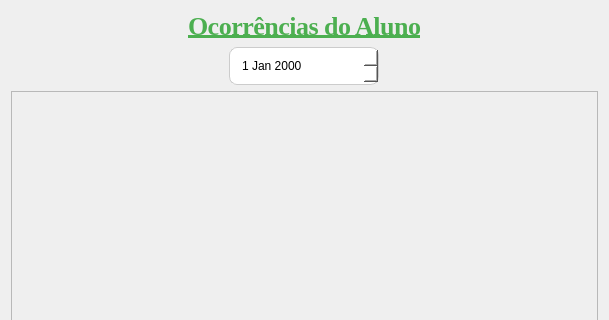
This is App/view/ui/report.ui in Senac-SOR-ADS/Gerenciamento-Escolar as Qt 5 draws it before an edit; both pictures show x 0 to 609 and y 0 to 320 of the 609 by 690 pixel window. The edited form follows.
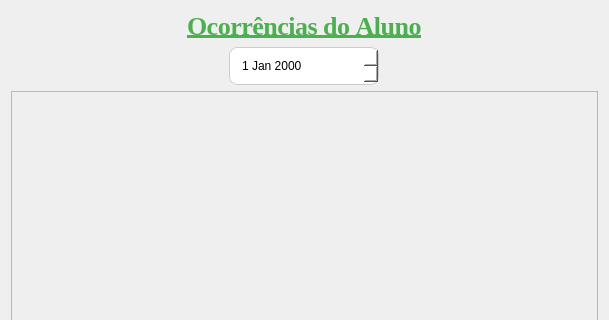
This is the edited form. Icons and pictures are not drawn.

```diff
--- a/App/view/ui/report.ui
+++ b/App/view/ui/report.ui
@@ -47,14 +47,7 @@
 	border: 2px solid #32cd32;
 }
 
-QLabel {
-	font-family: Georgia, serif;
-  	font-size: 26px;
- 	font-weight: 700;
- 	color: #4CAF50;
-  	letter-spacing: -0.5px;
-	text-decoration: underline;
-}
+
 </string>
   </property>
   <layout class="QVBoxLayout" name="verticalLayout_2">
@@ -64,6 +57,26 @@
       <layout class="QVBoxLayout" name="verticalLayout_5">
        <item alignment="Qt::AlignHCenter">
         <widget class="QLabel" name="label">
+         <property name="font">
+          <font>
+           <family>Georgia,serif</family>
+           <pointsize>-1</pointsize>
+           <weight>87</weight>
+           <bold>true</bold>
+           <underline>true</underline>
+           <kerning>false</kerning>
+          </font>
+         </property>
+         <property name="styleSheet">
+          <string notr="true">QLabel {
+	font-family: Georgia, serif;
+  	font-size: 26px;
+ 	font-weight: 700;
+ 	color: #4CAF50;
+  	letter-spacing: -0.5px;
+	text-decoration: underline;
+}</string>
+         </property>
          <property name="text">
           <string>Ocorrências do Aluno</string>
          </property>
```
Left out of the diff: 5 changed lines with no effect on the pictures.
